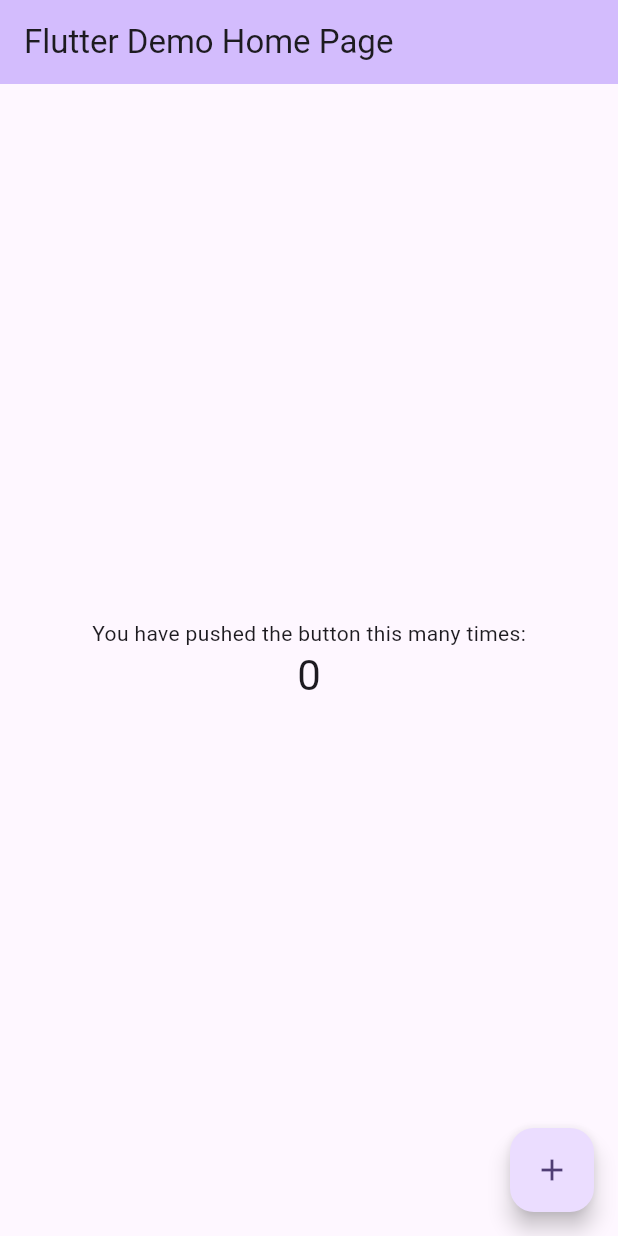
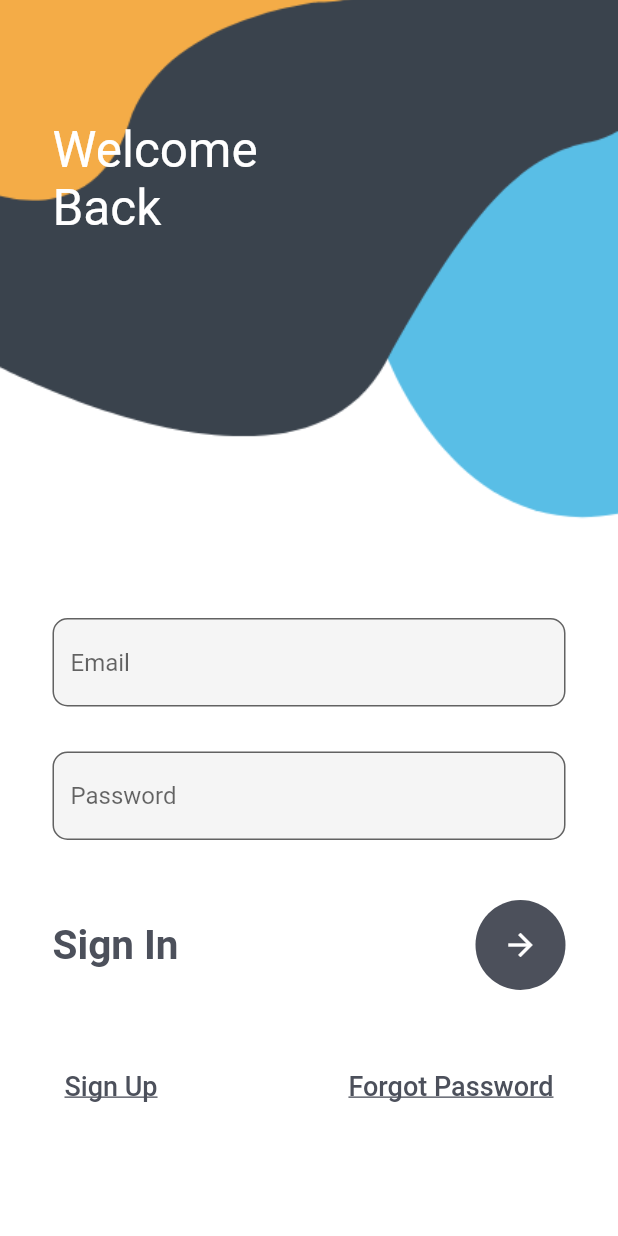
Before and after one commit to mazedul-ru-cse/flutter_newspaper, a Flutter app: the screen it shows after launch, on a phone screen of 412 x 824 dp. Run offline on Flutter 3.47's test engine with Material 2 defaults, Android fonts, the phone set to English and light mode, and no system bars.

Commit message:
Designed Login and Registeration screen

```diff
--- /dev/null
+++ b/lib/login_screen.dart
@@ -0,0 +1,122 @@
+import 'package:flutter/material.dart';
+
+class LoginScreen extends StatefulWidget {
+  const LoginScreen({Key? key}) : super(key: key);
+
+  @override
+  State<LoginScreen> createState() => _LoginScreenState();
+}
+
+class _LoginScreenState extends State<LoginScreen> {
+  @override
+  Widget build(BuildContext context) {
+    return Container(
+      decoration: const BoxDecoration(
+        image: DecorationImage(
+            image: AssetImage('assets/images/login.png'), fit: BoxFit.cover),
+      ),
+      child: Scaffold(
+        backgroundColor: Colors.transparent,
+        body: Stack(children: [
+          Container(
+            padding: const EdgeInsets.only(left: 35, top: 80),
+            child: const Text(
+              "Welcome\nBack",
+              style: TextStyle(color: Colors.white, fontSize: 33),
+            ),
+          ),
+          SingleChildScrollView(
+            child: Container(
+              padding: EdgeInsets.only(
+                  right: 35,
+                  left: 35,
+                  top: MediaQuery.of(context).size.height * 0.5),
+              child: Column(children: [
+                TextField(
+                  decoration: InputDecoration(
+                    fillColor: Colors.grey.shade100,
+                    filled: true,
+                    hintText: 'Email',
+                    border: OutlineInputBorder(
+                      borderRadius: BorderRadius.circular(10),
+                    ),
+                  ),
+                ),
+                const SizedBox(
+                  height: 30,
+                ),
+                TextField(
+                  obscureText: true,
+                  decoration: InputDecoration(
+                    fillColor: Colors.grey.shade100,
+                    filled: true,
+                    hintText: 'Password',
+                    border: OutlineInputBorder(
+                      borderRadius: BorderRadius.circular(10),
+                    ),
+                  ),
+                ),
+                const SizedBox(
+                  height: 40,
+                ),
+                Row(
+                  mainAxisAlignment: MainAxisAlignment.spaceBetween,
+                  children: [
+                    const Text(
+                      'Sign In',
+                      style: TextStyle(
+                        color: Color(0xff4c505b),
+                        fontSize: 27,
+                        fontWeight: FontWeight.w700,
+                      ),
+                    ),
+                    CircleAvatar(
+                      radius: 30,
+                      backgroundColor: const Color(0xff4c505b),
+                      child: IconButton(
+                        color: Colors.white,
+                        onPressed: () {},
+                        icon: const Icon(Icons.arrow_forward),
+                      ),
+                    ),
+                  ],
+                ),
+                const SizedBox(
+                  height: 40,
+                ),
+                Row(
+                    mainAxisAlignment: MainAxisAlignment.spaceBetween,
+                    children: [
+                      TextButton(
+                        onPressed: () {
+                          Navigator.pushNamed(context, 'register');
+                        },
+                        child: const Text(
+                          'Sign Up',
+                          style: TextStyle(
+                            decoration: TextDecoration.underline,
+                            fontSize: 18,
+                            color: Color(0xff4c505b),
+                          ),
+                        ),
+                      ),
+                      TextButton(
+                        onPressed: () {},
+                        child: const Text(
+                          'Forgot Password',
+                          style: TextStyle(
+                            decoration: TextDecoration.underline,
+                            fontSize: 18,
+                            color: Color(0xff4c505b),
+                          ),
+                        ),
+                      ),
+                    ]),
+              ]),
+            ),
+          ),
+        ]),
+      ),
+    );
+  }
+}
--- a/lib/main.dart
+++ b/lib/main.dart
@@ -1,125 +1,15 @@
 import 'package:flutter/material.dart';
+import 'package:flutter_newspaper/login_screen.dart';
+import 'package:flutter_newspaper/registration_screen.dart';
 
 void main() {
-  runApp(const MyApp());
+  runApp(
+    MaterialApp(
+        debugShowCheckedModeBanner: false,
+        initialRoute: 'login',
+        routes: {
+          'login': (context) => const LoginScreen(),
+          'register': (context) => const RegistrationScreen(),
+        }),
+  );
 }
-
-class MyApp extends StatelessWidget {
-  const MyApp({super.key});
-
-  // This widget is the root of your application.
-  @override
-  Widget build(BuildContext context) {
-    return MaterialApp(
-      title: 'Flutter Demo',
-      theme: ThemeData(
-        // This is the theme of your application.
-        //
-        // TRY THIS: Try running your application with "flutter run". You'll see
-        // the application has a blue toolbar. Then, without quitting the app,
-        // try changing the seedColor in the colorScheme below to Colors.green
-        // and then invoke "hot reload" (save your changes or press the "hot
-        // reload" button in a Flutter-supported IDE, or press "r" if you used
-        // the command line to start the app).
-        //
-        // Notice that the counter didn't reset back to zero; the application
-        // state is not lost during the reload. To reset the state, use hot
-        // restart instead.
-        //
-        // This works for code too, not just values: Most code changes can be
-        // tested with just a hot reload.
-        colorScheme: ColorScheme.fromSeed(seedColor: Colors.deepPurple),
-        useMaterial3: true,
-      ),
-      home: const MyHomePage(title: 'Flutter Demo Home Page'),
-    );
-  }
-}
-
-class MyHomePage extends StatefulWidget {
-  const MyHomePage({super.key, required this.title});
-
-  // This widget is the home page of your application. It is stateful, meaning
-  // that it has a State object (defined below) that contains fields that affect
-  // how it looks.
-
-  // This class is the configuration for the state. It holds the values (in this
-  // case the title) provided by the parent (in this case the App widget) and
-  // used by the build method of the State. Fields in a Widget subclass are
-  // always marked "final".
-
-  final String title;
-
-  @override
-  State<MyHomePage> createState() => _MyHomePageState();
-}
-
-class _MyHomePageState extends State<MyHomePage> {
-  int _counter = 0;
-
-  void _incrementCounter() {
-    setState(() {
-      // This call to setState tells the Flutter framework that something has
-      // changed in this State, which causes it to rerun the build method below
-      // so that the display can reflect the updated values. If we changed
-      // _counter without calling setState(), then the build method would not be
-      // called again, and so nothing would appear to happen.
-      _counter++;
-    });
-  }
-
-  @override
-  Widget build(BuildContext context) {
-    // This method is rerun every time setState is called, for instance as done
-    // by the _incrementCounter method above.
-    //
-    // The Flutter framework has been optimized to make rerunning build methods
-    // fast, so that you can just rebuild anything that needs updating rather
-    // than having to individually change instances of widgets.
-    return Scaffold(
-      appBar: AppBar(
-        // TRY THIS: Try changing the color here to a specific color (to
-        // Colors.amber, perhaps?) and trigger a hot reload to see the AppBar
-        // change color while the other colors stay the same.
-        backgroundColor: Theme.of(context).colorScheme.inversePrimary,
-        // Here we take the value from the MyHomePage object that was created by
-        // the App.build method, and use it to set our appbar title.
-        title: Text(widget.title),
-      ),
-      body: Center(
-        // Center is a layout widget. It takes a single child and positions it
-        // in the middle of the parent.
-        child: Column(
-          // Column is also a layout widget. It takes a list of children and
-          // arranges them vertically. By default, it sizes itself to fit its
-          // children horizontally, and tries to be as tall as its parent.
-          //
-          // Column has various properties to control how it sizes itself and
-          // how it positions its children. Here we use mainAxisAlignment to
-          // center the children vertically; the main axis here is the vertical
-          // axis because Columns are vertical (the cross axis would be
-          // horizontal).
-          //
-          // TRY THIS: Invoke "debug painting" (choose the "Toggle Debug Paint"
-          // action in the IDE, or press "p" in the console), to see the
-          // wireframe for each widget.
-          mainAxisAlignment: MainAxisAlignment.center,
-          children: <Widget>[
-            const Text(
-              'You have pushed the button this many times:',
-            ),
-            Text(
-              '$_counter',
-              style: Theme.of(context).textTheme.headlineMedium,
-            ),
-          ],
-        ),
-      ),
-      floatingActionButton: FloatingActionButton(
-        onPressed: _incrementCounter,
-        tooltip: 'Increment',
-        child: const Icon(Icons.add),
-      ), // This trailing comma makes auto-formatting nicer for build methods.
-    );
-  }
-}
```
Also changed, not shown: lib/registration_screen.dart (added, +139 -0 lines), pubspec.yaml (+5 -30 lines), assets/images/login.png (added), assets/images/register.png (added), 1 other file.
